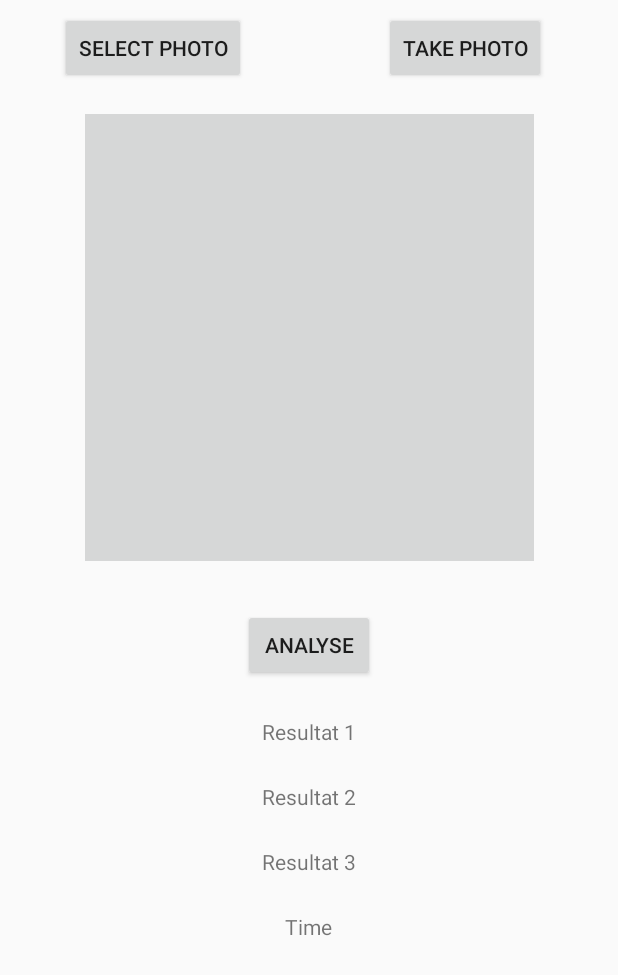
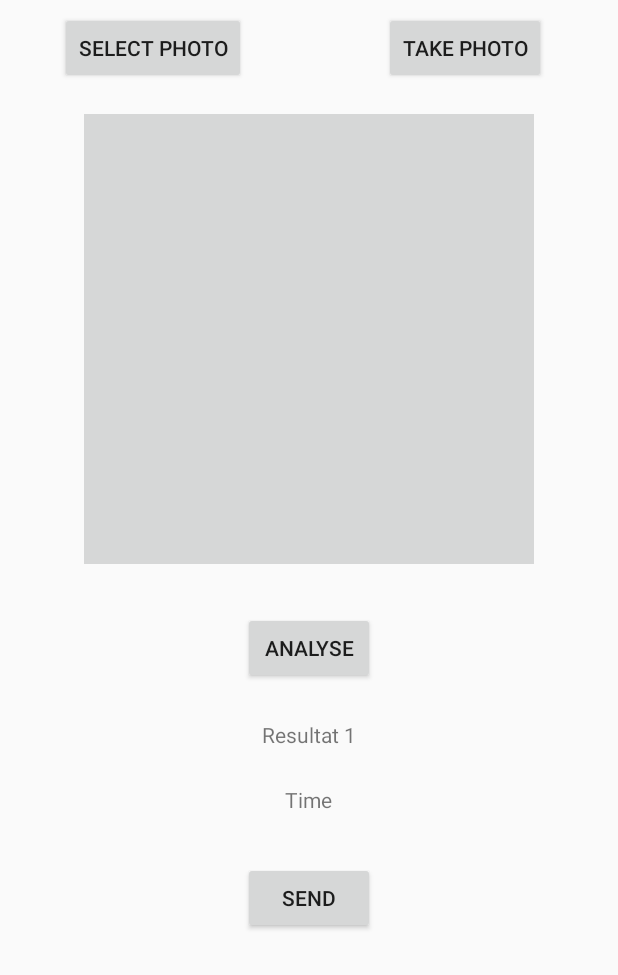
Before and after one commit to DarifElmehdi/farming-edge, an Android app: the layout activity_analyse.xml on its own in the app's theme, with its tools: preview values and no code run, on a phone screen of 412 x 824 dp. Shown: the top 975 px of the screen. Run offline under Robolectric (Android 15) with nearby library versions, the phone set to English and light mode, and no system bars.

Commit message:
Send Picture + Result to Server

```diff
--- a/farming-edge/app/src/main/java/com/naruto/farming_client/MainActivity.java
+++ b/farming-edge/app/src/main/java/com/naruto/farming_client/MainActivity.java
@@ -14,8 +14,9 @@ import android.view.Menu;
 import android.view.MenuItem;
 import android.widget.Button;
 
-public class MainActivity extends AppCompatActivity {
+public class MainActivity extends AppCompatActivity{
     Button connect,analyse;
+    Thread T = null;
     @Override
     protected void onCreate(Bundle savedInstanceState) {
         super.onCreate(savedInstanceState);
@@ -24,7 +25,6 @@ public class MainActivity extends AppCompatActivity {
         analyse = findViewById(R.id.Analyser);
         Toolbar toolbar = findViewById(R.id.toolbar);
         setSupportActionBar(toolbar);
-
         FloatingActionButton fab = findViewById(R.id.fab);
         connect.setOnClickListener(new View.OnClickListener() {
             @Override
@@ -67,7 +67,6 @@ public class MainActivity extends AppCompatActivity {
         if (id == R.id.action_settings) {
             return true;
         }
-
         return super.onOptionsItemSelected(item);
     }
 }
--- a/farming-edge/app/src/main/java/com/naruto/farming_edge/MainActivity.java
+++ /dev/null
@@ -1 +0,0 @@
-    EditText etIP, etPort;
--- a/farming-edge/app/src/main/res/layout/activity_analyse.xml
+++ b/farming-edge/app/src/main/res/layout/activity_analyse.xml
@@ -4,6 +4,7 @@
     xmlns:tools="http://schemas.android.com/tools"
     android:layout_width="match_parent"
     android:layout_height="match_parent"
+    android:scrollbars="vertical"
     tools:context=".Analyse">
 
     <Button
@@ -44,8 +45,8 @@
 
     <ImageView
         android:id="@+id/imageView"
-        android:layout_width="299dp"
-        android:layout_height="298dp"
+        android:layout_width="300dp"
+        android:layout_height="300dp"
         android:layout_marginStart="56dp"
         android:layout_marginTop="76dp"
         android:layout_marginEnd="56dp"
@@ -67,30 +68,6 @@
         app:layout_constraintTop_toBottomOf="@+id/analyse" />
 
     <TextView
-        android:id="@+id/Resultat2"
-        android:layout_width="wrap_content"
-        android:layout_height="wrap_content"
-        android:layout_marginStart="179dp"
-        android:layout_marginTop="24dp"
-        android:layout_marginEnd="180dp"
-        android:text="Resultat 2"
-        app:layout_constraintEnd_toEndOf="parent"
-        app:layout_constraintStart_toStartOf="parent"
-        app:layout_constraintTop_toBottomOf="@+id/Resultat" />
-
-    <TextView
-        android:id="@+id/Resultat3"
-        android:layout_width="wrap_content"
-        android:layout_height="wrap_content"
-        android:layout_marginStart="179dp"
-        android:layout_marginTop="24dp"
-        android:layout_marginEnd="180dp"
-        android:text="Resultat 3"
-        app:layout_constraintEnd_toEndOf="parent"
-        app:layout_constraintStart_toStartOf="parent"
-        app:layout_constraintTop_toBottomOf="@+id/Resultat2" />
-
-    <TextView
         android:id="@+id/Resultat4"
         android:layout_width="wrap_content"
         android:layout_height="wrap_content"
@@ -100,5 +77,17 @@
         android:text="Time"
         app:layout_constraintEnd_toEndOf="parent"
         app:layout_constraintStart_toStartOf="parent"
-        app:layout_constraintTop_toBottomOf="@+id/Resultat3" />
+        app:layout_constraintTop_toBottomOf="@+id/Resultat" />
+
+    <Button
+        android:id="@+id/buttonSend"
+        android:layout_width="wrap_content"
+        android:layout_height="wrap_content"
+        android:layout_marginStart="160dp"
+        android:layout_marginTop="32dp"
+        android:layout_marginEnd="160dp"
+        android:text="Send"
+        app:layout_constraintEnd_toEndOf="parent"
+        app:layout_constraintStart_toStartOf="parent"
+        app:layout_constraintTop_toBottomOf="@+id/Resultat4" />
 </androidx.constraintlayout.widget.ConstraintLayout>
```
Also changed, not shown: farming-edge/app/src/main/assets/labels.txt (+38 -39 lines), farming-edge/app/src/main/assets/models/labels1.txt (added, +39 -0 lines), farming-edge/app/src/main/java/com/naruto/farming_client/Analyse.java (+97 -8 lines), farming-edge/app/src/main/java/com/naruto/farming_client/Beans/Test.java (deleted, +0 -103 lines), farming-edge/app/src/main/java/com/naruto/farming_client/Dao/TestDao.java (deleted, +0 -30 lines), farming-edge/app/src/main/java/com/naruto/farming_client/DataBase/DataBase.java (deleted, +0 -12 lines), farming-edge/app/src/main/java/com/naruto/farming_edge/ui/slideshow/SlideshowViewModel.java (deleted), 1 other file.
